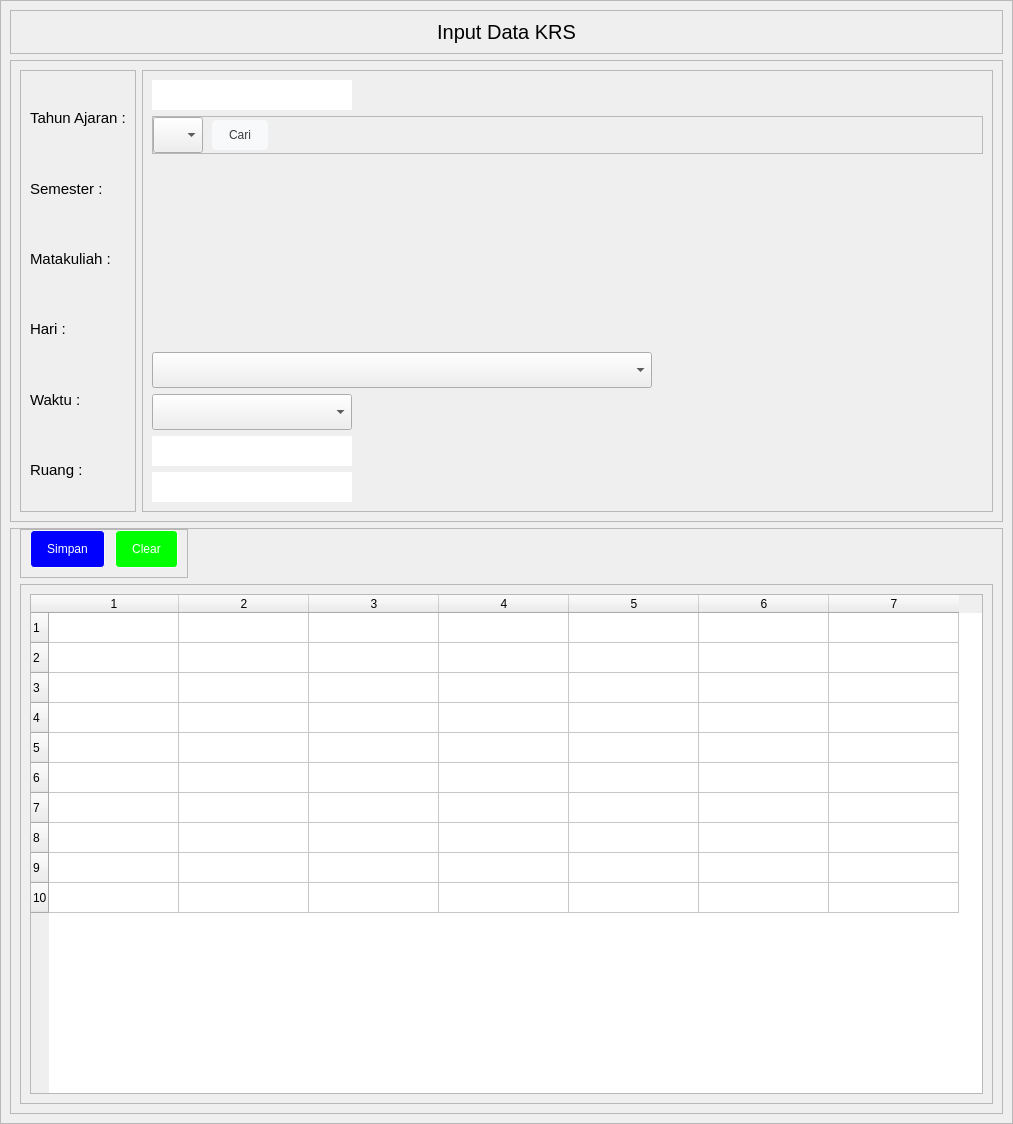
First picture: the form in ui/inputKrs.ui, repository fajaraldev/aplikasi-pengisian-krs, before the edit.
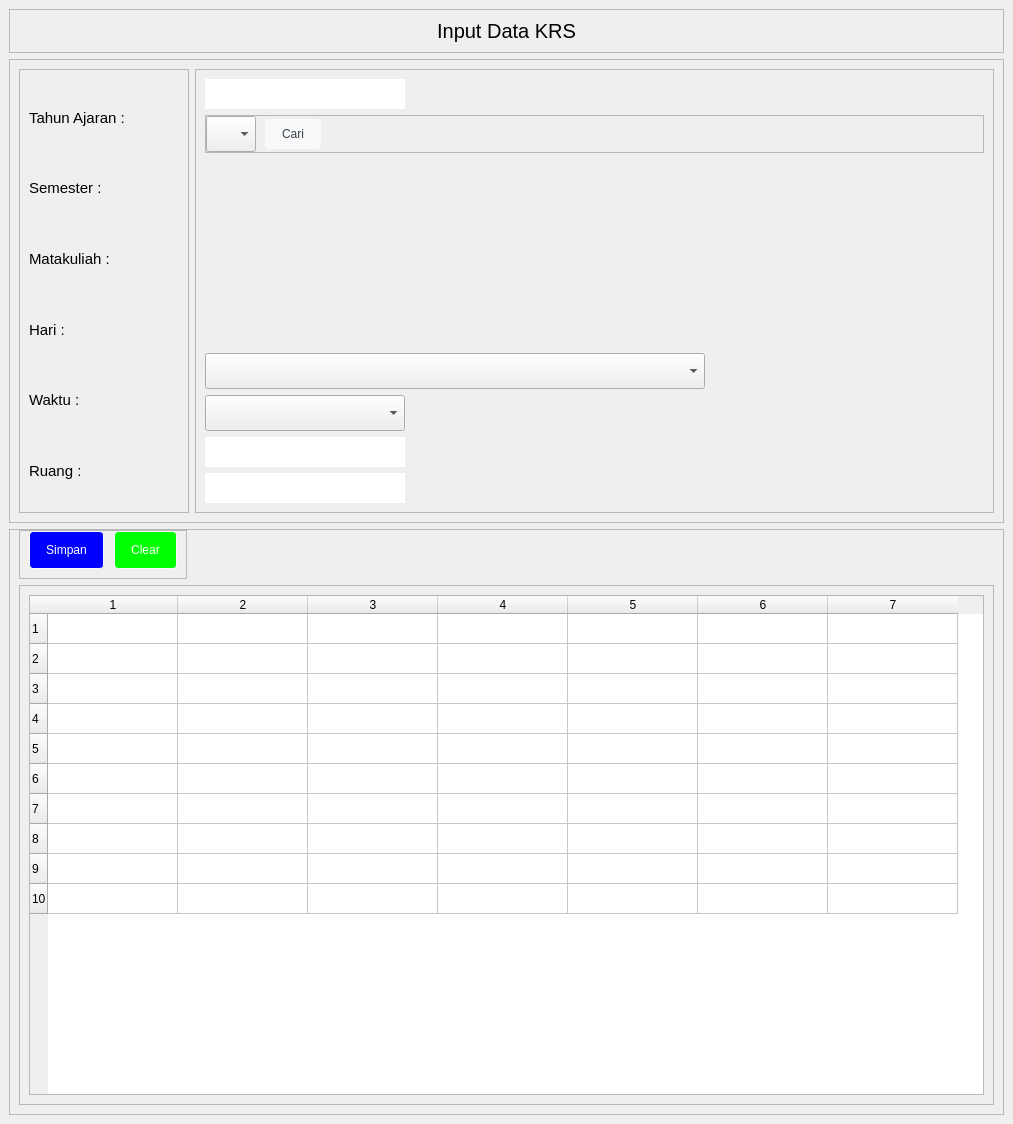
Second picture: the form after the edit.

Patch:
```diff
--- a/ui/inputKrs.ui
+++ b/ui/inputKrs.ui
@@ -20,7 +20,11 @@
    <string>MainWindow</string>
   </property>
   <property name="styleSheet">
-   <string notr="true">QScrollBar:vertical {
+   <string notr="true">QScrollArea{
+border:none;
+}
+
+QScrollBar:vertical {
 	background-color:#fefefe;
 	width:10px;
 }
@@ -120,8 +124,8 @@
         <rect>
          <x>0</x>
          <y>0</y>
-         <width>1011</width>
-         <height>1122</height>
+         <width>1013</width>
+         <height>1124</height>
         </rect>
        </property>
        <layout class="QVBoxLayout" name="verticalLayout_2">
@@ -175,6 +179,18 @@
                <verstretch>0</verstretch>
               </sizepolicy>
              </property>
+             <property name="minimumSize">
+              <size>
+               <width>170</width>
+               <height>0</height>
+              </size>
+             </property>
+             <property name="maximumSize">
+              <size>
+               <width>16777215</width>
+               <height>16777215</height>
+              </size>
+             </property>
              <property name="font">
               <font>
                <family>Segoe UI Symbol</family>
```
